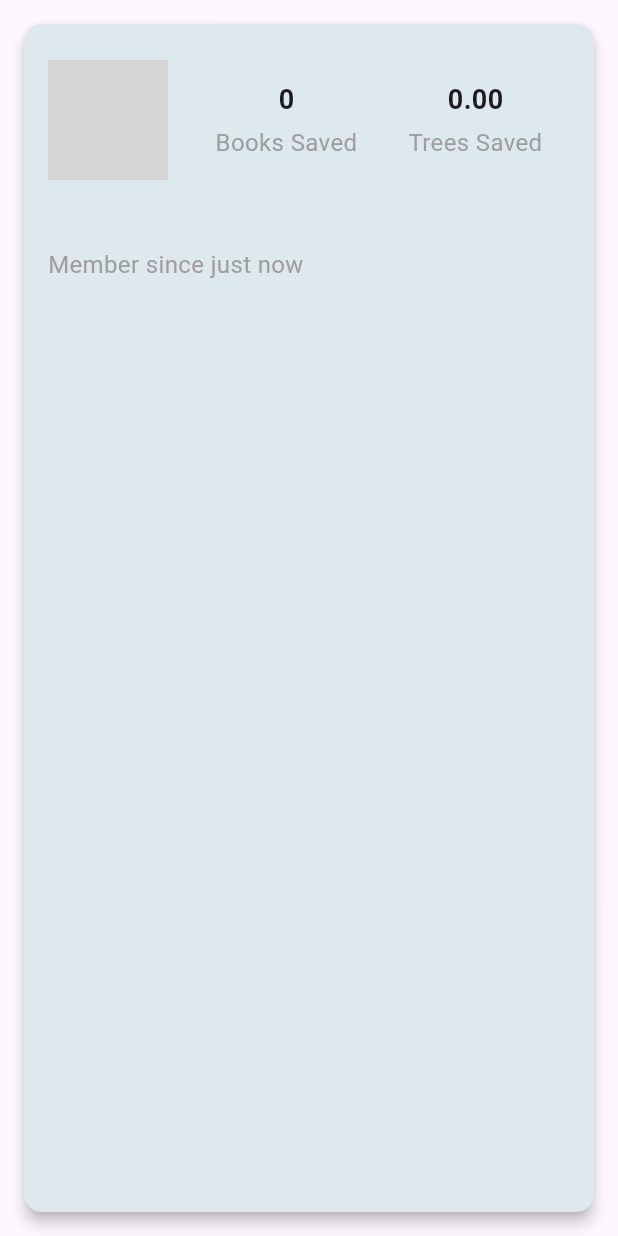
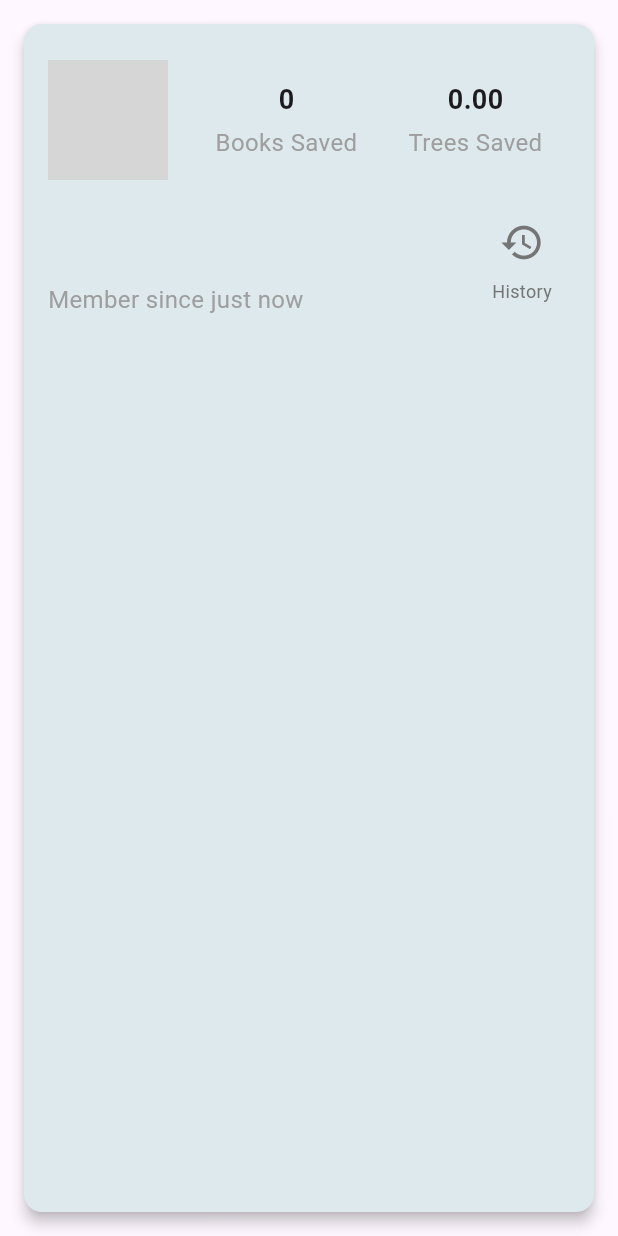
Before and after one commit to ceduni/lino, a Flutter app: the ProfileCard widget shown alone on an empty page, opened directly with empty values, on a phone screen of 412 x 824 dp. Run offline on Flutter 3.47's test engine with Material 3 defaults, Android fonts, the phone set to English and light mode, and no system bars; our stand-ins replace flutter_hooks, flutter_speed_dial, fluttertoast, geolocator, get, google_maps_flutter and 4 more; missing offline and left inert: mobile_scanner; accounts and stored records are empty; network calls fail; statements that could not run were skipped; project files that could hold a hidden picture were left out; grey boxes are pictures that could not be loaded.

Commit message:
Added history button (but to implement still)

```diff
--- a/app/lib/pages/profile/user_dashboard_widget.dart
+++ b/app/lib/pages/profile/user_dashboard_widget.dart
@@ -111,14 +111,54 @@ class ProfileCard extends StatelessWidget {
                 fontWeight: FontWeight.bold,
               ),
             ),
-            Text(
-              _getMemberSinceText(),
-              style: TextStyle(
-                fontSize: 16,
-                color: Colors.grey,
-              ),
+            Row(
+              children: [
+                Expanded(
+                  child: Text(
+                    _getMemberSinceText(),
+                    style: TextStyle(
+                      fontSize: 16,
+                      color: Colors.grey,
+                    ),
+                  ),
+                ),
+                Transform.translate(
+                  offset: Offset(0, -30),
+                  child: Container(
+                    width: 64,
+                    height: 70,
+                    decoration: BoxDecoration(
+                    borderRadius: BorderRadius.circular(6),
+                    ),
+
+                    child: Column(
+                    mainAxisAlignment: MainAxisAlignment.center,
+                    children: [
+                    IconButton(
+                    onPressed: () {
+                      print("todo");
+                    },
+                    icon: Icon(
+                      Icons.history,
+                      size: 30,
+                      color: Colors.grey[600],
+                    ),
+                    padding: EdgeInsets.zero,
+                    ),
+                    Text(
+                    'History',
+                    style: TextStyle(
+                      fontSize: 12,
+                      color: Colors.grey[600],
+                    ),
+                    ),
+                  ],
+                  ),
+                ),
+                ),
+              ],
             ),
-            SizedBox(height: 8),
+            SizedBox(height: 0),
           ],
         ),
       ),
```
